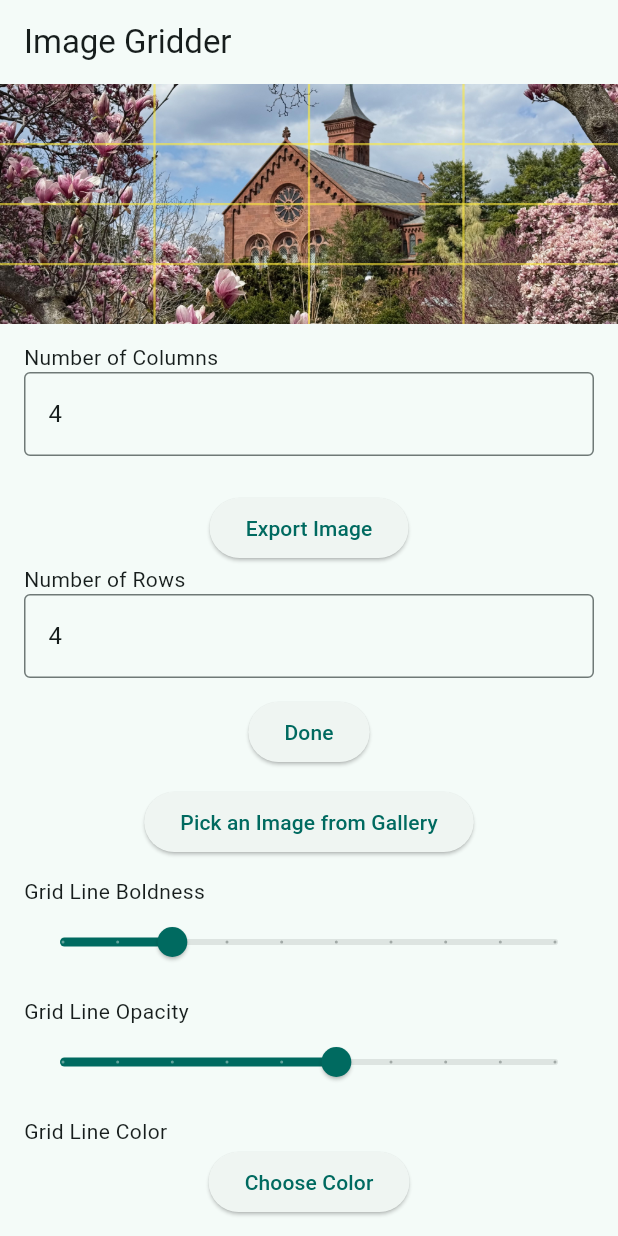
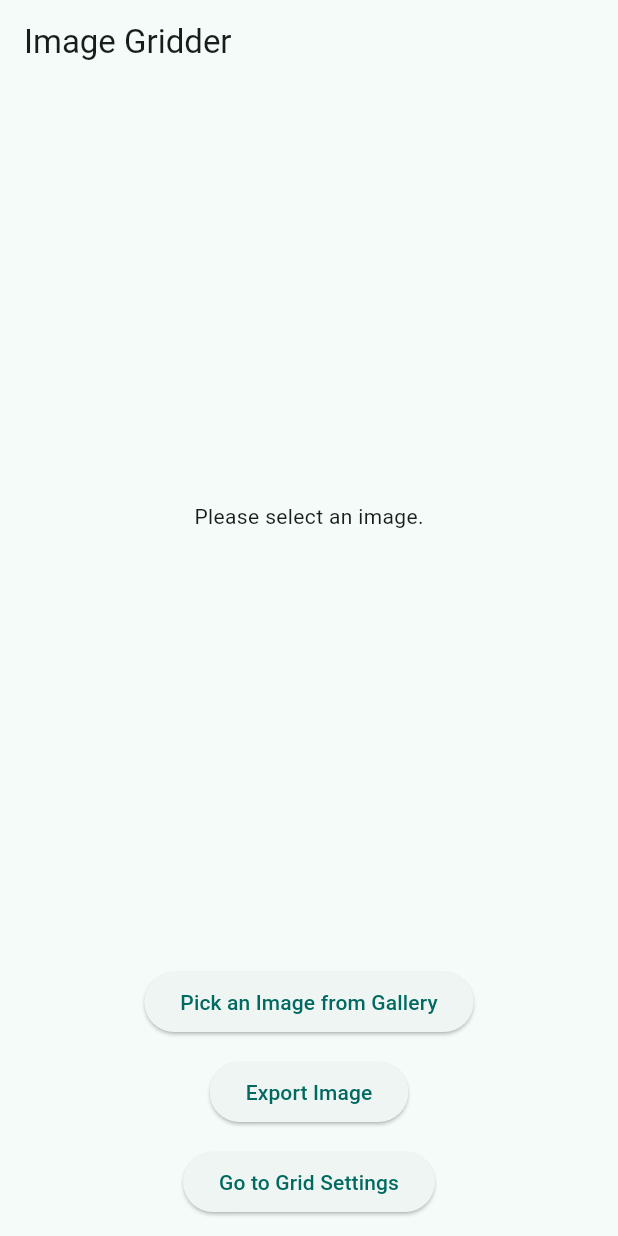
Before and after one commit to Qing117/gridder, a Flutter app: the screen it shows after launch, on a phone screen of 412 x 824 dp. Run offline on Flutter 3.47's test engine with Material 3 defaults, Android fonts, the phone set to English and light mode, and no system bars; our stand-ins replace flutter_colorpicker, gallery_saver, image_picker.

Commit message:
Add dynamic image sizing and pixel-perfect grid alignment

```diff
--- a/lib/main.dart
+++ b/lib/main.dart
@@ -1,13 +1,12 @@
 import 'package:flutter/material.dart';
 import 'package:image_picker/image_picker.dart';
 import 'dart:io';
-import 'package:flutter_colorpicker/flutter_colorpicker.dart';
+import 'dart:typed_data';
+import 'dart:ui' as ui;
+import 'package:flutter/rendering.dart';
 import 'package:path_provider/path_provider.dart';
 import 'package:gallery_saver/gallery_saver.dart';
-import 'dart:ui' as ui;
-import 'package:flutter/rendering.dart';
-import 'dart:typed_data';
-
+import 'grid_settings_page.dart';
 
 void main() {
   runApp(const ImageGridderApp());
@@ -24,7 +23,7 @@ class ImageGridderApp extends StatelessWidget {
         useMaterial3: true,
         colorSchemeSeed: Colors.teal,
       ),
-      home: GridOverlayScreen(),
+      home: const GridOverlayScreen(),
     );
   }
 }
@@ -33,11 +32,12 @@ class GridOverlayScreen extends StatefulWidget {
   const GridOverlayScreen({super.key});
 
   @override
-  GridOverlayScreenState createState() => GridOverlayScreenState();
+  State<GridOverlayScreen> createState() => _GridOverlayScreenState();
 }
 
-class GridOverlayScreenState extends State<GridOverlayScreen> {
+class _GridOverlayScreenState extends State<GridOverlayScreen> {
   File? _selectedImage;
+  ui.Image? _uiImage;
 
   int _numRows = 4;
   int _numCols = 4;
@@ -70,8 +70,14 @@ class GridOverlayScreenState extends State<GridOverlayScreen> {
     final pickedFile = await picker.pickImage(source: ImageSource.gallery);
 
     if (pickedFile != null) {
+      final imageFile = File(pickedFile.path);
+      final data = await pickedFile.readAsBytes();
+      final codec = await ui.instantiateImageCodec(data);
+      final frame = await codec.getNextFrame();
+
       setState(() {
-          _selectedImage = File(pickedFile.path);
+        _selectedImage = imageFile;
+        _uiImage = frame.image;
       });
     }
   }
@@ -90,7 +96,6 @@ class GridOverlayScreenState extends State<GridOverlayScreen> {
         final file = File(filePath);
         await file.writeAsBytes(pngBytes);
 
-          // Save to gallery
         await GallerySaver.saveImage(file.path);
         ScaffoldMessenger.of(context).showSnackBar(
           const SnackBar(content: Text("Image exported successfully!")),
@@ -127,22 +132,27 @@ void _applyGridSettings() {
         children: [
           Expanded(
             child: Center(
-              child:RepaintBoundary(
+              child: _uiImage != null
+                  ? FittedBox(
+                      fit: BoxFit.contain,
+                      child: RepaintBoundary(
                         key: _globalKey,
+                        child: SizedBox(
+                          width: _uiImage!.width.toDouble(),
+                          height: _uiImage!.height.toDouble(),
                           child: Stack(
-                  fit: StackFit.expand,
                             children: [
-                    if (_selectedImage != null)
                               Image.file(
                                 _selectedImage!,
-                        fit: BoxFit.cover,
-                      )
-                    else
-                      Image.asset(
-                        'assets/sample.jpeg',
-                        fit: BoxFit.cover,
+                                width: _uiImage!.width.toDouble(),
+                                height: _uiImage!.height.toDouble(),
+                                fit: BoxFit.fill,
                               ),
                               CustomPaint(
+                                size: Size(
+                                  _uiImage!.width.toDouble(),
+                                  _uiImage!.height.toDouble(),
+                                ),
                                 painter: GridPainter(
                                   rows: _numRows,
                                   columns: _numCols,
@@ -155,148 +165,49 @@ void _applyGridSettings() {
                           ),
                         ),
                       ),
+                    )
+                  : const Text("Please select an image."),
+            ),
           ),
           Padding(
             padding: const EdgeInsets.symmetric(horizontal: 16, vertical: 12),
-            child: SingleChildScrollView(
             child: Column(
-                crossAxisAlignment: CrossAxisAlignment.start,
               children: [
-                  const Text('Number of Columns'),
-                  TextField(
-                    controller: _colController,
-                    keyboardType: TextInputType.number,
-                    decoration: const InputDecoration(
-                      border: OutlineInputBorder(),
-                      hintText: 'Enter number of columns',
-                    ),
+                ElevatedButton(
+                  onPressed: _pickImage,
+                  child: const Text('Pick an Image from Gallery'),
                 ),
                 const SizedBox(height: 12),
-                  const SizedBox(height: 12),
-                  Center(
-                    child: ElevatedButton(
+                ElevatedButton(
                   onPressed: () => _exportImage(context, _globalKey),
                   child: const Text('Export Image'),
                 ),
-                  ),
-                  const Text('Number of Rows'),
-                  TextField(
-                    controller: _rowController,
-                    keyboardType: TextInputType.number,
-                    decoration: const InputDecoration(
-                      border: OutlineInputBorder(),
-                      hintText: 'Enter number of rows',
+                const SizedBox(height: 12),
+                ElevatedButton(
+                  onPressed: () {
+                    Navigator.push(
+                      context,
+                      MaterialPageRoute(
+                        builder: (context) => GridSettingsPage(
+                          rowController: _rowController,
+                          colController: _colController,
+                          strokeWidth: _gridStrokeWidth,
+                          opacity: _gridOpacity,
+                          gridColor: _gridColor,
+                          onColorChanged: (color) =>
+                              setState(() => _gridColor = color),
+                          onOpacityChanged: (val) =>
+                              setState(() => _gridOpacity = val),
+                          onStrokeChanged: (val) =>
+                              setState(() => _gridStrokeWidth = val),
+                          onApply: _applyGridSettings,
                         ),
                       ),
-                  const SizedBox(height: 12),
-                  Center(
-                    child: ElevatedButton(
-                      onPressed: _applyGridSettings,
-                      child: const Text('Done'),
-                    ),
-                  ),
-                  const SizedBox(height: 12),
-                  Center(
-                    child: ElevatedButton(
-                      onPressed: _pickImage,
-                      child: const Text('Pick an Image from Gallery'),
-                    ),
-                  ),
-                  const SizedBox(height: 12),
-                  const Text('Grid Line Boldness'),
-                  Slider(
-                    value: _gridStrokeWidth,
-                    min: 0.5,
-                    max: 5.0,
-                    divisions: 9,
-                    label: _gridStrokeWidth.toStringAsFixed(1),
-                    onChanged: (value) {
-                      setState(() {
-                        _gridStrokeWidth = value;
-                      });
+                    );
                   },
-                  ),
-                  const SizedBox(height: 12),
-                  const Text('Grid Line Opacity'),
-                  Slider(
-                    value: _gridOpacity,
-                    min: 0.1,
-                    max: 1.0,
-                    divisions: 9,
-                    label: _gridOpacity.toStringAsFixed(1),
-                    onChanged: (value) {
-                      setState(() {
-                        _gridOpacity = value;
-                      });
-                    },
-                  ),
-                  const SizedBox(height: 12),
-                  const Text('Grid Line Color'),
-                  Center(
-                    child: ElevatedButton(
-                      onPressed: () {
-                        showDialog(
-                          context: context,
-                          builder: (context) {
-                            return AlertDialog(
-                              title: const Text("Pick Grid Color"),
-                              content: SingleChildScrollView(
-                                child: Column(
-                                  children: [
-                                    BlockPicker(
-                                      pickerColor: _gridColor,
-                                      availableColors: const [
-                                        Colors.yellow,
-                                        Colors.orange,
-                                        Colors.red,
-                                        Colors.pink,
-                                        Colors.purple,
-                                        Colors.blue,
-                                        Colors.cyan,
-                                        Colors.green,
-                                        Colors.brown,
-                                        Colors.grey,
-                                        Colors.black,
-                                        Colors.white,
-                                        ],
-                                      onColorChanged: (color) {
-                                        setState(() {
-                                          _gridColor = color;
-                                        });
-                                      },
-                                    ),
-                                    const SizedBox(height: 12),
-                                    const Text('Or pick a custom color'),
-                                    SlidePicker(
-                                      pickerColor: _gridColor,
-                                      onColorChanged: (color) {
-                                        setState(() {
-                                          _gridColor = color;
-                                        });
-                                      },
-                                      enableAlpha: false,
-                                      labelTypes: const [],
-                                      showIndicator: true,
+                  child: const Text('Go to Grid Settings'),
                 ),
               ],
-                                ),
-                              ),
-                              actions: [
-                                TextButton(
-                                  onPressed: () =>
-                                      Navigator.of(context).pop(),
-                                  child: const Text('Close'),
-                                ),
-                              ],
-                            );
-                          },
-                        );
-                      },
-                      child: const Text("Choose Color"),
-                    ),
-                  ),
-                ],
-              ),
             ),
           ),
         ],
@@ -339,6 +250,7 @@ class GridPainter extends CustomPainter {
       canvas.drawLine(Offset(0, y), Offset(size.width, y), paint);
     }
   }
+
   @override
   bool shouldRepaint(covariant GridPainter oldDelegate) {
     return oldDelegate.rows != rows ||
```
Also changed, not shown: lib/grid_settings_page.dart (added, +137 -0 lines), 1 other file. Lines whose indentation alone changed are shown as unchanged.
